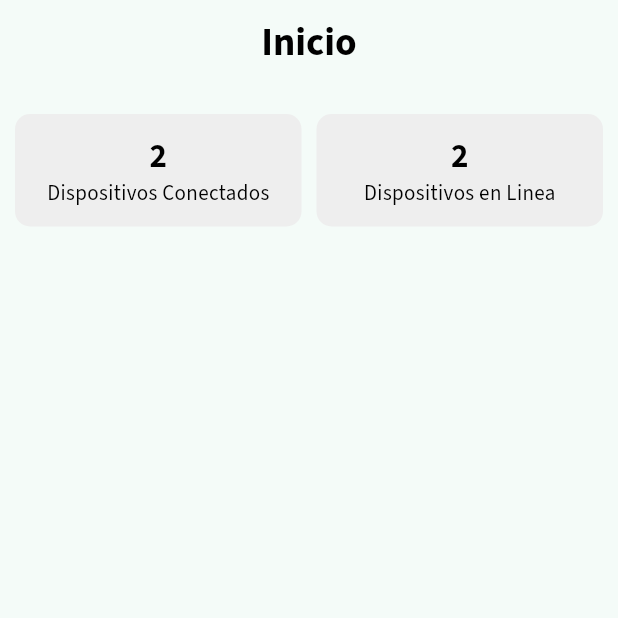
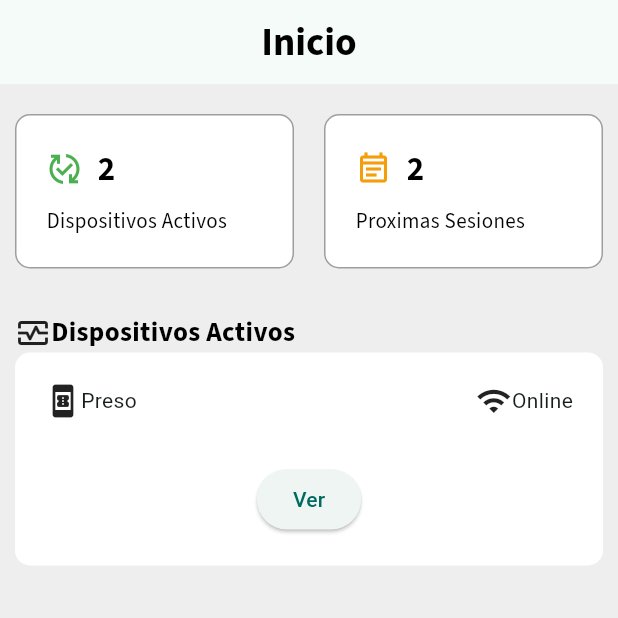
Before and after one commit to Malcolm1997/Proyectos_Flutter, a Flutter app: the ScreenHome screen opened by its route, on a phone screen of 412 x 824 dp, the top half of it. Run offline on Flutter 3.47's test engine with Material 3 defaults, Android fonts, the phone set to English and light mode, and no system bars; our stand-ins replace go_router, google_fonts; missing offline and left inert: flutter_esp_ble_prov, mobile_scanner; project files that could hold a hidden picture were left out.

Commit message:
feat: add initial home screen UI with active devices and session panels.

```diff
--- /dev/null
+++ b/texel_iot_project/mobile_app/lib/core/box_decoration.dart
@@ -0,0 +1,2 @@
+class BoxDecoration {
+}
--- a/texel_iot_project/mobile_app/lib/screens/screen_home.dart
+++ b/texel_iot_project/mobile_app/lib/screens/screen_home.dart
@@ -13,77 +13,76 @@ class _ScreenHomeState extends State<ScreenHome> {
   Widget build(BuildContext context) {
     return Scaffold(
       appBar: AppBar(title: Text('Inicio', style: TextStyles.title)),
-      body: Column(
+      body: Container(
+        decoration: BoxDecoration(color: Colors.grey[200]),
+        child: Column(
           children: [
             Row(
               children: [
-              Expanded(
-                child: Padding(
+                panel(
+                  "2",
+                  Icons.published_with_changes_outlined,
+                  "Dispositivos Activos",
+                  Colors.green,
+                ),
+                panel(
+                  "2",
+                  Icons.event_note_outlined,
+                  "Proximas Sesiones",
+                  Color(0xffF59E0B),
+                ),
+              ],
+            ),
+            Padding(
               padding: const EdgeInsets.only(
                 left: 10.0,
-                    right: 5.0,
-                    bottom: 5.0,
+                right: 10.0,
+                bottom: 10.0,
                 top: 20.0,
               ),
-
-                  child: Container(
+              child: Column(
+                children: [
+                  Row(
+                    children: [
+                      Icon(Icons.monitor_heart_outlined),
+                      Text("Dispositivos Activos", style: TextStyles.textBold),
+                    ],
+                  ),
+                  Column(
+                    children: [
+                      Container(
                         decoration: BoxDecoration(
-                      color: Colors.grey[200],
+                          color: Colors.white,
                           borderRadius: BorderRadius.circular(10),
                         ),
                         child: Padding(
-                      padding: const EdgeInsets.all(12.0),
+                          padding: const EdgeInsets.all(20.0),
                           child: Column(
                             children: [
-                          Text(
-                            "2",
-                            style: TextStyles.textBoldTitle,
-                            textAlign: TextAlign.start,
-                          ),
-                          Text(
-                            'Dispositivos Conectados',
-                            style: TextStyles.text,
-                            textAlign: TextAlign.start,
-                          ),
-                          // Aquí iría la lista de dispositivos conectados
+                              Row(
+                                mainAxisAlignment:
+                                    MainAxisAlignment.spaceBetween,
+                                children: [
+                                  Row(
+                                    children: [
+                                      Icon(Icons.book_online),
+                                      Text("Preso"),
                                     ],
                                   ),
-                    ),
-                  ),
-                ),
-              ),
-              Expanded(
-                child: Padding(
-                  padding: const EdgeInsets.only(
-                    left: 5.0,
-                    right: 10.0,
-                    bottom: 5.0,
-                    top: 20.0,
-                  ),
-
-                  child: Container(
-                    decoration: BoxDecoration(
-                      color: Colors.grey[200],
-                      borderRadius: BorderRadius.circular(10),
-                    ),
-                    child: Padding(
-                      padding: const EdgeInsets.all(12.0),
-                      child: Column(
+                                  Row(
                                     children: [
-                          Text(
-                            "2",
-                            style: TextStyles.textBoldTitle,
-                            textAlign: TextAlign.left,
-                          ),
-                          Text(
-                            'Dispositivos en Linea',
-                            style: TextStyles.text,
-                            textAlign: TextAlign.left,
-                          ),
-                          // Aquí iría la lista de dispositivos conectados
+                                      Icon(Icons.wifi),
+                                      Text("Online"),
                                     ],
                                   ),
+                                ],
                               ),
+                              SizedBox(height: 30),
+                              ElevatedButton(
+                                onPressed: () {},
+                                child: Text("Ver"),
+                              ),
+                            ],
                           ),
                         ),
                       ),
@@ -91,6 +90,46 @@ class _ScreenHomeState extends State<ScreenHome> {
                   ),
                 ],
               ),
+            ),
+          ],
+        ),
+      ),
+    );
+  }
+
+  Expanded panel(String number, IconData icon, String title, Color color) {
+    return Expanded(
+      child: Padding(
+        padding: const EdgeInsets.only(
+          left: 10.0,
+          right: 10.0,
+          bottom: 10.0,
+          top: 20.0,
+        ),
+        child: Container(
+          decoration: BoxDecoration(
+            color: Colors.white,
+            borderRadius: BorderRadius.circular(10),
+            border: Border.all(color: Colors.grey),
+          ),
+          child: Padding(
+            padding: const EdgeInsets.all(20.0),
+            child: Column(
+              children: [
+                Row(
+                  children: [
+                    Icon(icon, color: color),
+                    SizedBox(width: 10),
+                    Text(number, style: TextStyles.textBoldTitle),
+                  ],
+                ),
+                SizedBox(height: 10),
+                Row(children: [Text(title, style: TextStyles.text)]),
+              ],
+            ),
+          ),
+        ),
+      ),
     );
   }
 }
```
Lines whose indentation alone changed are shown as unchanged.
